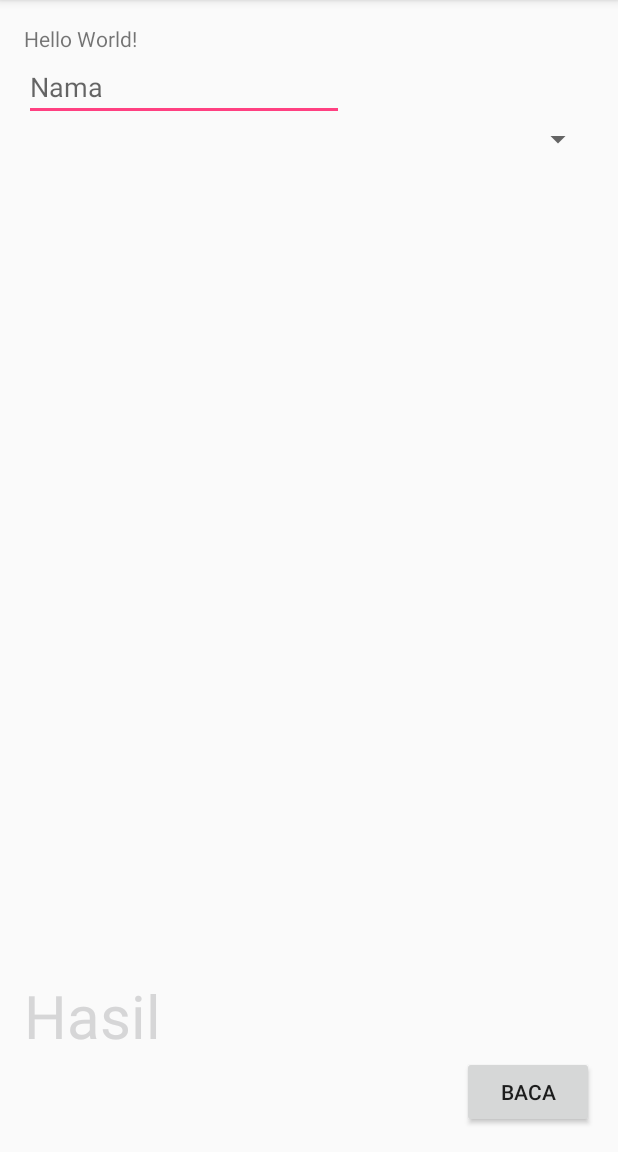
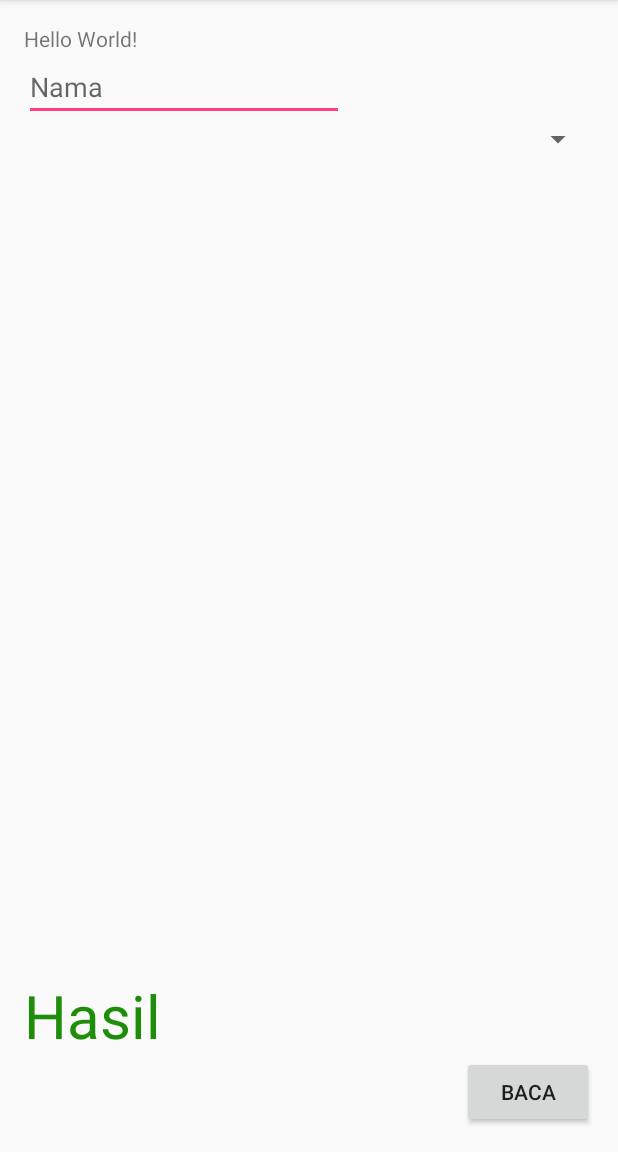
Before and after one commit to jatisari/LearnView, an Android app: the screen it shows after launch (MainActivity), on a phone screen of 412 x 824 dp, the part 84-1236 px from its top. Run offline under Robolectric (Android 15) with nearby library versions, the phone set to English and light mode, and no system bars; 2 statements that could not run were skipped.

```diff
--- a/app/src/main/res/values/colors.xml
+++ b/app/src/main/res/values/colors.xml
@@ -3,4 +3,7 @@
     <color name="colorPrimary">#3F51B5</color>
     <color name="colorPrimaryDark">#303F9F</color>
     <color name="colorAccent">#FF4081</color>
+
+    <color name="hijau">#1e8e0a</color>
+
 </resources>
```
